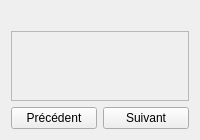
Before: the Qt Designer form include/gui/widgets/pages/ContourSelection.ui in beatussum/pmsexp, drawn with Qt 5.
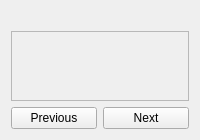
After: the same form once the commit is applied. Icons and pictures are not drawn.

```diff
--- a/include/gui/widgets/pages/ContourSelection.ui
+++ b/include/gui/widgets/pages/ContourSelection.ui
@@ -19,7 +19,7 @@
      <item>
       <widget class="QPushButton" name="m_previous_button">
        <property name="text">
-        <string>Précédent</string>
+        <string>Previous</string>
        </property>
        <property name="icon">
         <iconset theme="go-previous"/>
@@ -29,7 +29,7 @@
      <item>
       <widget class="QPushButton" name="m_next_button">
        <property name="text">
-        <string>Suivant</string>
+        <string>Next</string>
        </property>
        <property name="icon">
         <iconset theme="go-next"/>
```
